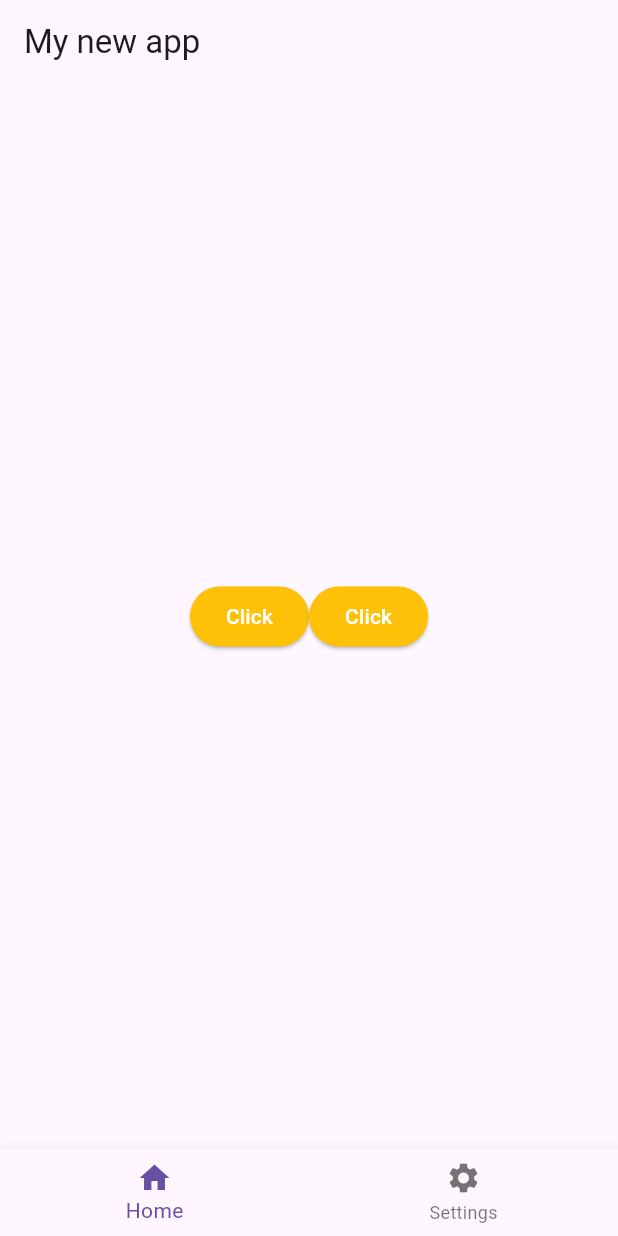
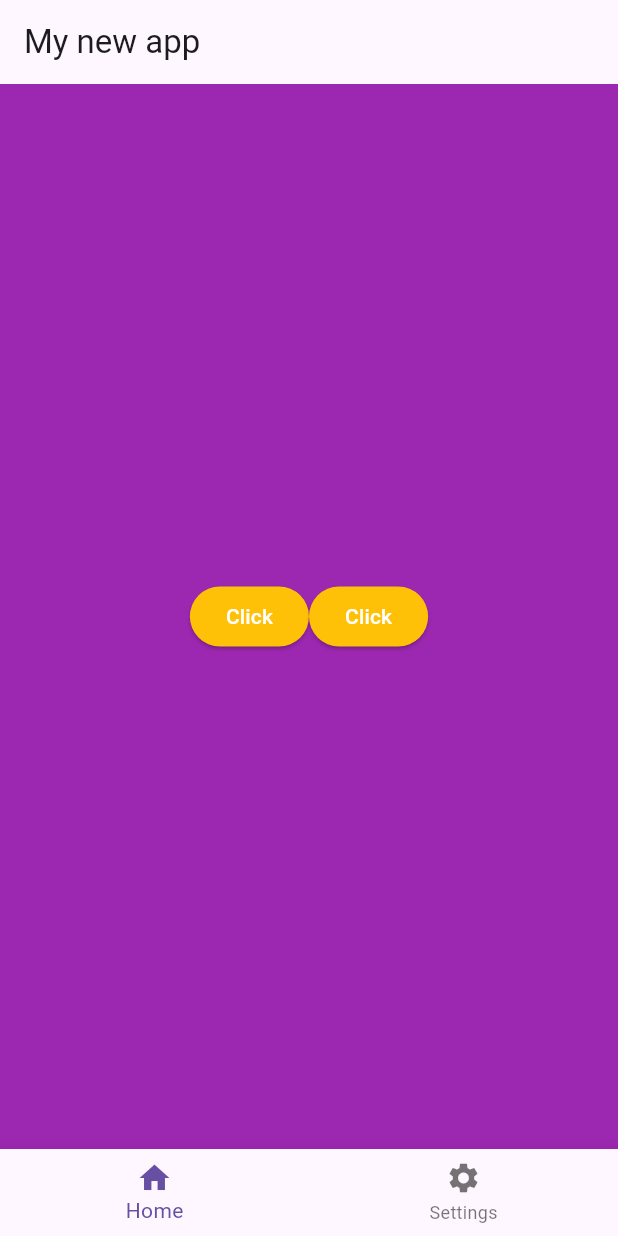
Before and after one commit to A-K-0802/Flutter_testing, a Flutter app: the screen it shows after launch, on a phone screen of 412 x 824 dp. Run offline on Flutter 3.47's test engine with Material 3 defaults, Android fonts, the phone set to English and light mode, and no system bars.

Commit message:
Container

```diff
--- a/lib/main.dart
+++ b/lib/main.dart
@@ -23,9 +23,10 @@ class _MyAppState extends State<MyApp> {
           title: Text("My new app"),
         ),
         body: Center(
-          child: SizedBox(
+          child: Container(
             width: double.infinity,
             height: double.infinity,
+            color: Colors.purple,
             child: Row(
               mainAxisAlignment: MainAxisAlignment.center,
               crossAxisAlignment: CrossAxisAlignment.center,
```
